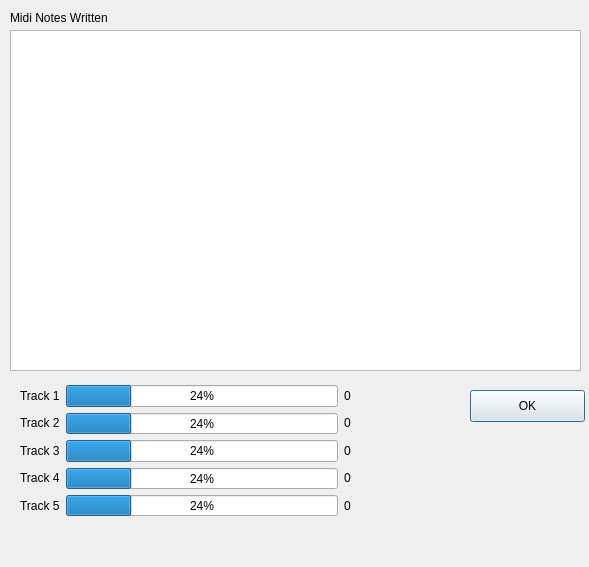
Before: the Qt Designer form displaywindow.ui in taoduo/QtSongWriter, drawn with Qt 5.
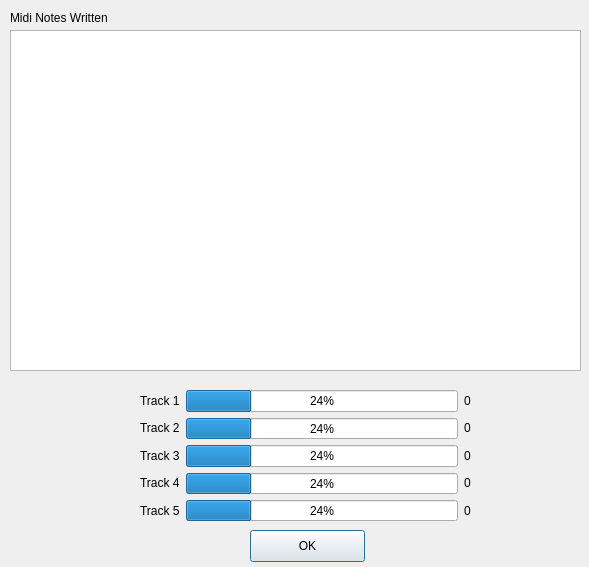
After: the same form once the commit is applied.

Commit message: adjusted the UI of the display window

Diff of the .ui file:
```diff
--- a/displaywindow.ui
+++ b/displaywindow.ui
@@ -10,6 +10,18 @@
     <height>567</height>
    </rect>
   </property>
+  <property name="minimumSize">
+   <size>
+    <width>589</width>
+    <height>567</height>
+   </size>
+  </property>
+  <property name="maximumSize">
+   <size>
+    <width>589</width>
+    <height>567</height>
+   </size>
+  </property>
   <property name="windowTitle">
    <string>Dialog</string>
   </property>
@@ -32,8 +44,8 @@
   <widget class="QPushButton" name="pushButton_close_display">
    <property name="geometry">
     <rect>
-     <x>470</x>
-     <y>390</y>
+     <x>250</x>
+     <y>530</y>
      <width>115</width>
      <height>32</height>
     </rect>
@@ -58,8 +70,8 @@
   <widget class="QWidget" name="">
    <property name="geometry">
     <rect>
-     <x>20</x>
-     <y>385</y>
+     <x>140</x>
+     <y>390</y>
      <width>331</width>
      <height>131</height>
     </rect>
```
